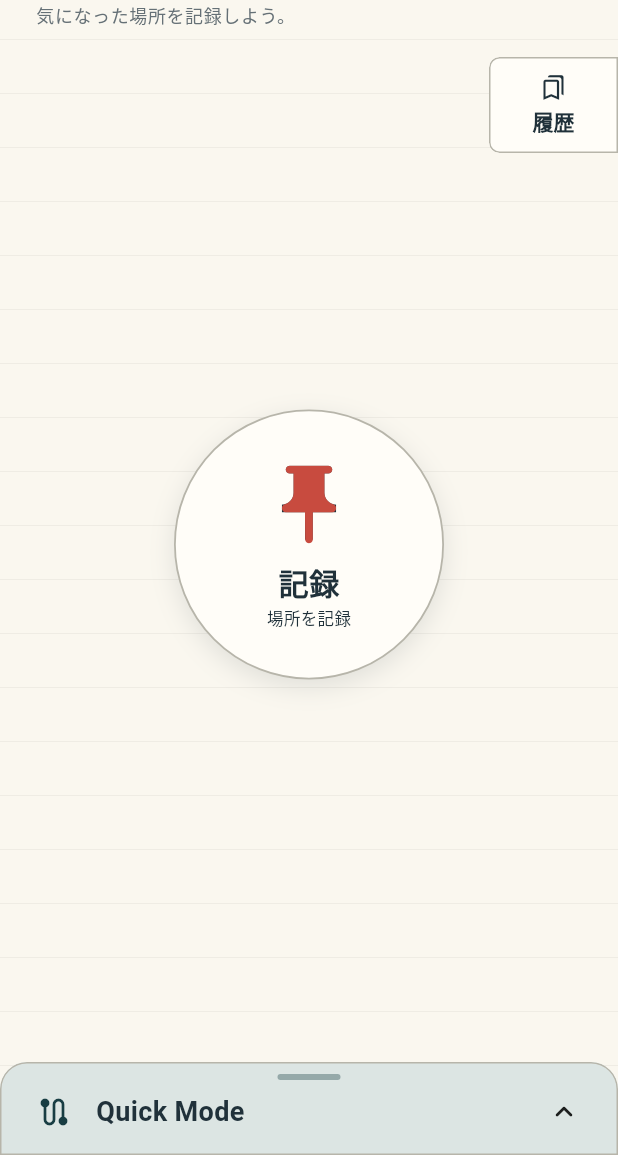
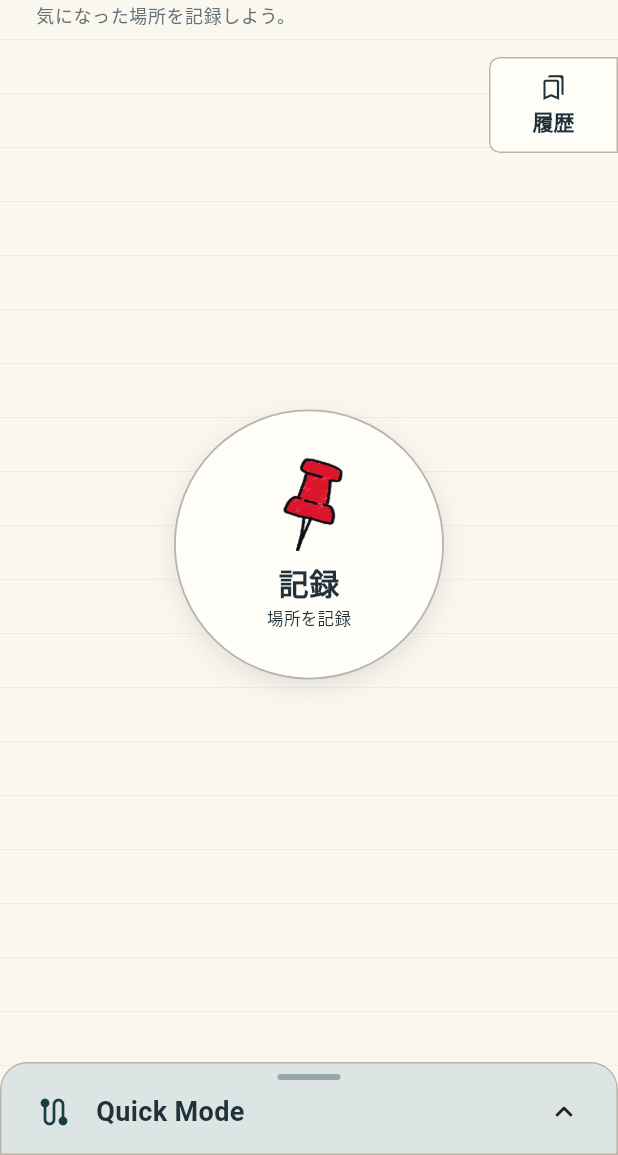
Before and after one commit to tofu575/tappin, a Flutter app: the HomePage screen opened directly, on a phone screen of 412 x 824 dp, the part 81-1236 px from its top. Run offline on Flutter 3.47's test engine with Material 3 defaults, Android fonts, the light colour scheme and no system bars; our stand-ins replace flutter_hooks, flutter_riverpod, geocoding, geolocator, hooks_riverpod, shared_preferences and 1 more; accounts and stored records are empty.

Commit message:
change pin image

```diff
--- a/lib/presentation/assets/tap_pin_visual_assets.dart
+++ b/lib/presentation/assets/tap_pin_visual_assets.dart
@@ -3,26 +3,31 @@ import 'package:flutter/material.dart';
 import 'package:tappin/presentation/assets/onboarding_visual.dart';
 import 'package:tappin/presentation/pages/quick_mode/quick_mode_character.dart';
 import 'package:tappin/presentation/theme/tap_pin_colors_context.dart';
-import 'package:tappin/presentation/widgets/tap_pin_mark.dart';
 
-/// 未完成のブランド素材をPlaceholderから本番Assetへ交換する唯一の窓口。
+/// ブランド表示で使う画像Assetを統一的に返す。
 class TapPinVisualAssets {
   const TapPinVisualAssets._();
 
-  /// ブランド画鋲の現在のPlaceholderを返す。
-  static Widget brandPin({double size = 72}) => TapPinMark(size: size);
+  static const _pinAssetPath = 'assets/images/pin.png';
 
-  /// 移動キャラクター識別子を現在のEmoji Placeholderへ変換する。
+  /// ブランド画鋲の画像を返す。
+  static Widget brandPin({double size = 72}) => _pinImage(size: size);
+
+  /// 移動キャラクター識別子を対応するEmojiへ変換する。
   static Widget movementCharacter(
     QuickModeCharacter character, {
     double size = 30,
     Key? key,
   }) {
     final emoji = _movementEmoji(character);
-    return Text(emoji, key: key, style: TextStyle(fontSize: size));
+    return Text(
+      emoji,
+      key: key,
+      style: TextStyle(fontSize: size),
+    );
   }
 
-  /// オンボーディング識別子を統一されたIconまたはブランド画鋲へ変換する。
+  /// オンボーディング識別子を案内Iconまたは画鋲画像へ変換する。
   static Widget onboarding(
     BuildContext context,
     OnboardingVisual visual, {
@@ -33,7 +38,7 @@ class TapPinVisualAssets {
     return Icon(icon, size: size, color: context.tapPinColors.ink);
   }
 
-  /// 移動識別子へ対応する暫定EmojiだけをAsset境界内で返す。
+  /// 移動識別子へ対応するEmojiを返す。
   static String _movementEmoji(QuickModeCharacter character) {
     switch (character) {
       case QuickModeCharacter.car:
@@ -49,7 +54,7 @@ class TapPinVisualAssets {
     }
   }
 
-  /// 案内識別子へ対応する暫定Material IconをAsset境界内で返す。
+  /// 案内識別子へ対応するMaterial Iconを返す。
   static IconData _onboardingIcon(OnboardingVisual visual) {
     switch (visual) {
       case OnboardingVisual.pin:
@@ -62,4 +67,13 @@ class TapPinVisualAssets {
         return Icons.lock_outline_rounded;
     }
   }
+
+  /// 指定サイズで共通の画鋲Assetを読み込む。
+  static Widget _pinImage({required double size, Key? key}) => Image.asset(
+    _pinAssetPath,
+    key: key,
+    width: size,
+    height: size,
+    fit: BoxFit.contain,
+  );
 }
--- a/lib/presentation/widgets/tap_pin_mark.dart
+++ b/lib/presentation/widgets/tap_pin_mark.dart
@@ -1,6 +1,6 @@
 import 'package:flutter/material.dart';
 
-import 'package:tappin/presentation/theme/tap_pin_colors_context.dart';
+import 'package:tappin/presentation/assets/tap_pin_visual_assets.dart';
 import 'package:tappin/presentation/widgets/tap_pin_mark_state.dart';
 
 /// 画面を跨いで同じブランド画鋲を状態付きで表示する。
@@ -18,33 +18,27 @@ class TapPinMark extends StatelessWidget {
 
   @override
   Widget build(BuildContext context) {
-    final colors = context.tapPinColors;
     final disabled = state == TapPinMarkState.disabled;
     final active =
         state == TapPinMarkState.recording || state == TapPinMarkState.success;
     final fill = fillProgress.clamp(0.0, 1.0);
-    final outlineColor = disabled
-        ? colors.dividerInk
-        : active
-            ? colors.pinRed
-            : colors.ink;
+    final pin = TapPinVisualAssets.brandPin(size: size);
+
+    if (disabled) return Opacity(opacity: 0.35, child: pin);
+    if (!active || fill >= 1) return pin;
 
     return SizedBox.square(
       dimension: size,
       child: Stack(
         alignment: Alignment.center,
         children: [
-          Icon(Icons.push_pin_outlined, size: size, color: outlineColor),
-          if (!disabled && fill > 0)
+          Opacity(opacity: 0.2, child: TapPinVisualAssets.brandPin(size: size)),
+          if (fill > 0)
             ClipRect(
               child: Align(
                 alignment: Alignment.bottomCenter,
                 heightFactor: fill,
-                child: Icon(
-                  Icons.push_pin_rounded,
-                  size: size,
-                  color: colors.pinRed,
-                ),
+                child: TapPinVisualAssets.brandPin(size: size),
               ),
             ),
         ],
```
Also changed, not shown: 1 other file.
